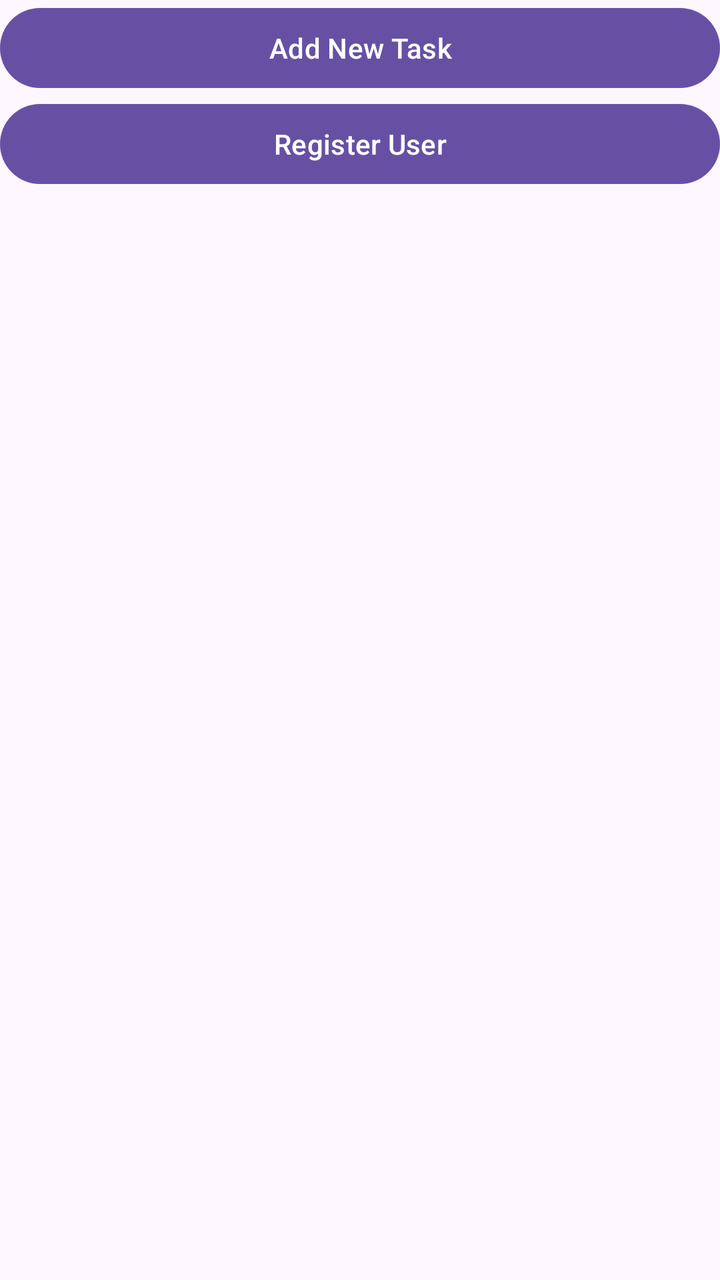
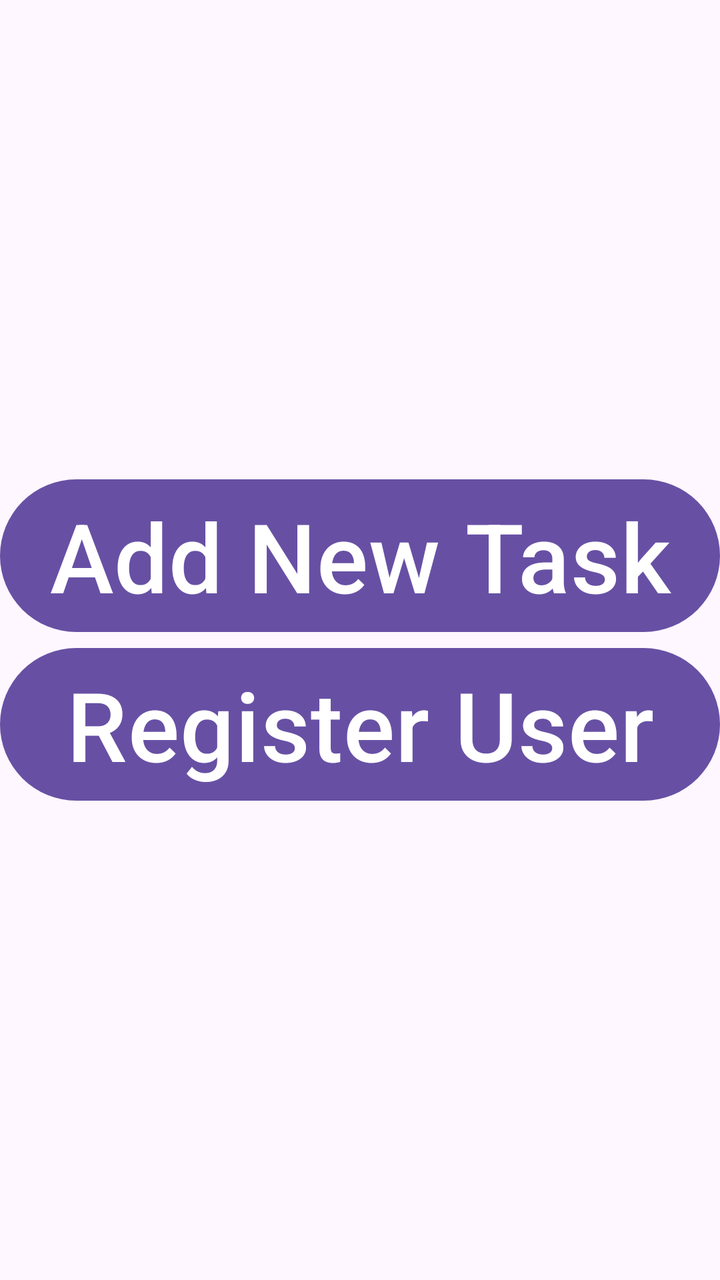

Screens rendered from an Android XML layout before and after an edit, with the pre-edit source and the edit as a unified diff.
<!-- AndroidManifest.xml: application theme Theme.FinalApplicationBasel -->
<!-- res/layout/activity_main2.xml -->
<?xml version="1.0" encoding="utf-8"?>
<LinearLayout xmlns:android="http://schemas.android.com/apk/res/android"
    xmlns:app="http://schemas.android.com/apk/res-auto"
    xmlns:tools="http://schemas.android.com/tools"
    android:id="@+id/main"
    android:layout_width="match_parent"
    android:layout_height="match_parent"
    android:orientation="vertical"
    tools:context=".viewPkg.MainActivity">

    <Button
        android:id="@+id/btnAddTaskScreen"
        android:layout_width="match_parent"
        android:layout_height="wrap_content"
        android:text="Add New Task" />

    <Button
        android:id="@+id/btnRegisterScreen"
        android:layout_width="match_parent"
        android:layout_height="wrap_content"
        android:text="Register User" />
</LinearLayout>
<!-- resources referenced by this layout -->
<resources>
  <style name="Theme.FinalApplicationBasel" parent="Base.Theme.FinalApplicationBasel" />
  <style name="Base.Theme.FinalApplicationBasel" parent="Theme.Material3.DayNight.NoActionBar">
          
          
      </style>
</resources>

<!-- the commit's change to res/layout/activity_main2.xml (unified diff, before → after) -->
@@ -5,6 +5,7 @@
     android:id="@+id/main"
     android:layout_width="match_parent"
     android:layout_height="match_parent"
+    android:gravity="center"
     android:orientation="vertical"
     tools:context=".viewPkg.MainActivity">
 
@@ -12,11 +13,13 @@
         android:id="@+id/btnAddTaskScreen"
         android:layout_width="match_parent"
         android:layout_height="wrap_content"
-        android:text="Add New Task" />
+        android:text="Add New Task"
+        android:textSize="48sp" />
 
     <Button
         android:id="@+id/btnRegisterScreen"
         android:layout_width="match_parent"
         android:layout_height="wrap_content"
-        android:text="Register User" />
+        android:text="Register User"
+        android:textSize="48sp" />
 </LinearLayout>
